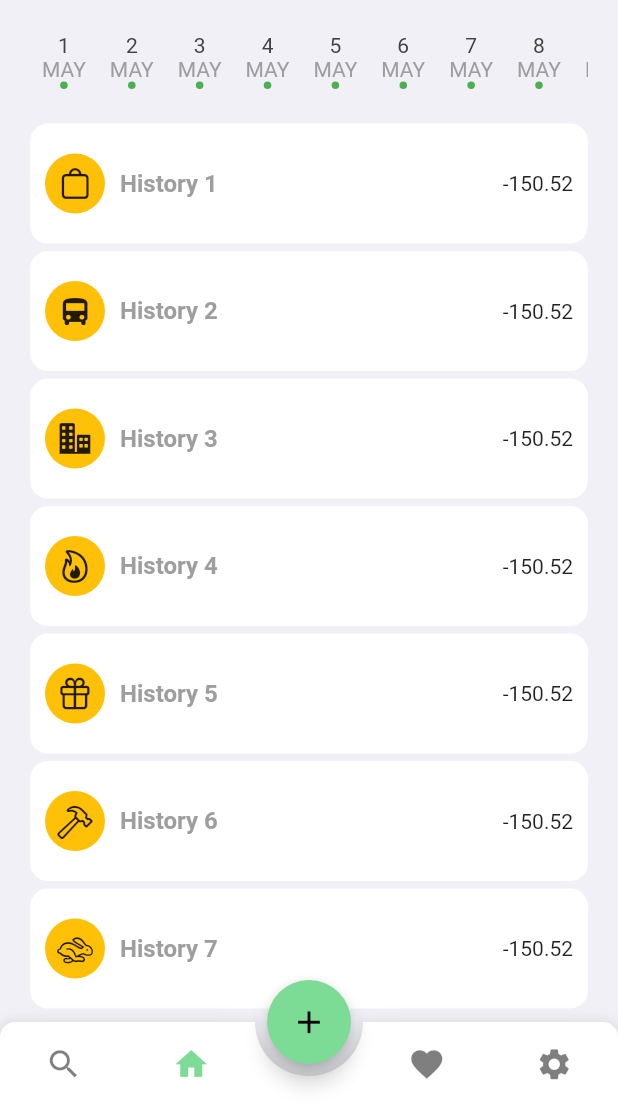
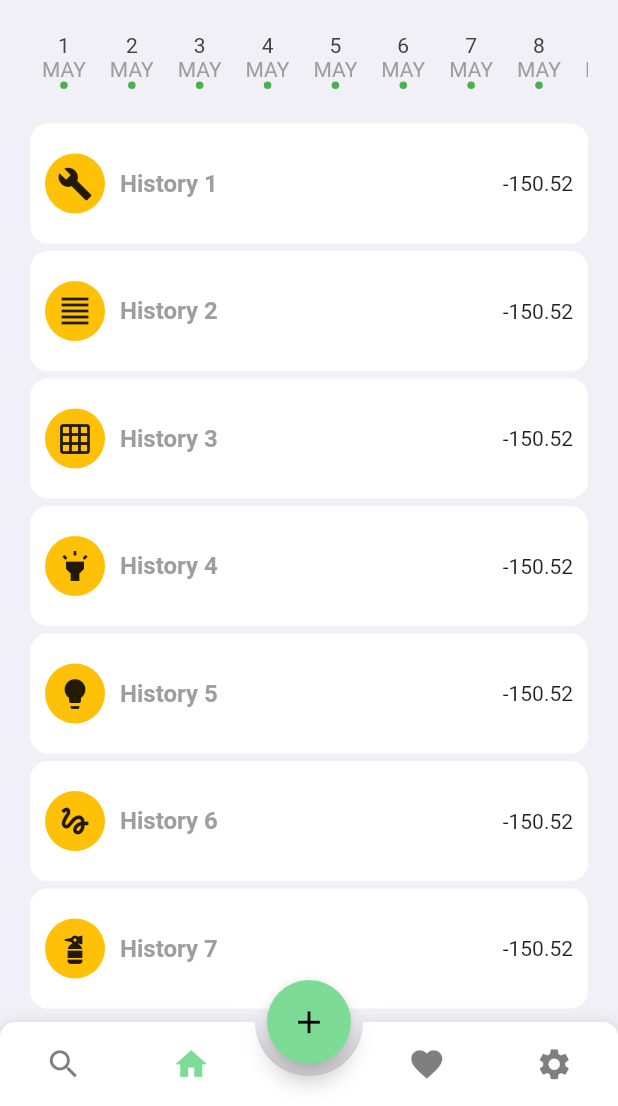
Before and after one commit to suliman-khaan/expense_ibrar, a Flutter app: the screen it shows after launch, scrolled down 391 dp, on a phone screen of 412 x 824 dp, the part 130-1236 px from its top. Run offline on Flutter 3.47's test engine with Material 2 defaults, Android fonts, the phone set to English and light mode, and no system bars; drawn by our look-alikes of animated_bottom_navigation_bar; our stand-ins replace google_fonts; missing offline and left inert: pattern_formatter.

Commit message:
icons changes

```diff
--- a/lib/src/pages/home.dart
+++ b/lib/src/pages/home.dart
@@ -14,13 +14,13 @@ class _HomeState extends State<Home> {
   final Color color2 = const Color.fromRGBO(33, 207, 184, 1);
   final Color backgroundColor = const Color.fromRGBO(241, 240, 246, 1);
   List<Icon> icons = const [
-    Icon(CupertinoIcons.bag),
-    Icon(CupertinoIcons.bus),
-    Icon(CupertinoIcons.building_2_fill),
-    Icon(CupertinoIcons.flame),
-    Icon(CupertinoIcons.gift),
-    Icon(CupertinoIcons.hammer),
-    Icon(CupertinoIcons.hare),
+    Icon(Icons.build),
+    Icon(Icons.format_align_justify),
+    Icon(Icons.grid_on),
+    Icon(Icons.highlight),
+    Icon(Icons.lightbulb),
+    Icon(Icons.gesture),
+    Icon(Icons.fire_hydrant),
   ];
 
   // List<IconData> iconItems = ;
```
